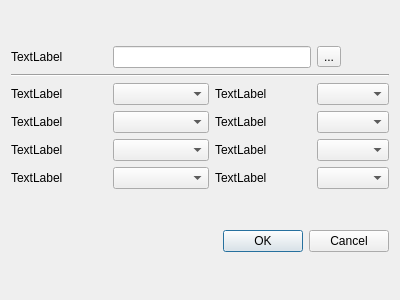
Old version of the form src/forms/addgroupdialog.ui in the repository SunWithIssues/ChessFerret.
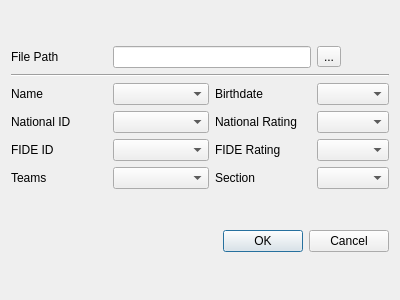
New version of the form.

The edit to the form file:
```diff
--- a/src/forms/addgroupdialog.ui
+++ b/src/forms/addgroupdialog.ui
@@ -35,42 +35,42 @@
      <item row="0" column="0">
       <widget class="QLabel" name="label_9">
        <property name="text">
-        <string>TextLabel</string>
+        <string>File Path</string>
        </property>
       </widget>
      </item>
      <item row="4" column="2">
       <widget class="QLabel" name="label_4">
        <property name="text">
-        <string>TextLabel</string>
+        <string>FIDE Rating</string>
        </property>
       </widget>
      </item>
      <item row="5" column="0">
       <widget class="QLabel" name="label_8">
        <property name="text">
-        <string>TextLabel</string>
+        <string>Teams</string>
        </property>
       </widget>
      </item>
      <item row="4" column="0">
       <widget class="QLabel" name="label_6">
        <property name="text">
-        <string>TextLabel</string>
+        <string>FIDE ID</string>
        </property>
       </widget>
      </item>
      <item row="2" column="0">
       <widget class="QLabel" name="label">
        <property name="text">
-        <string>TextLabel</string>
+        <string>Name</string>
        </property>
       </widget>
      </item>
      <item row="3" column="0">
       <widget class="QLabel" name="label_3">
        <property name="text">
-        <string>TextLabel</string>
+        <string>National ID</string>
        </property>
       </widget>
      </item>
@@ -80,7 +80,7 @@
      <item row="2" column="2">
       <widget class="QLabel" name="label_2">
        <property name="text">
-        <string>TextLabel</string>
+        <string>Birthdate</string>
        </property>
       </widget>
      </item>
@@ -93,7 +93,7 @@
      <item row="3" column="2">
       <widget class="QLabel" name="label_5">
        <property name="text">
-        <string>TextLabel</string>
+        <string>National Rating</string>
        </property>
       </widget>
      </item>
@@ -106,7 +106,7 @@
      <item row="5" column="2">
       <widget class="QLabel" name="label_7">
        <property name="text">
-        <string>TextLabel</string>
+        <string>Section</string>
        </property>
       </widget>
      </item>
```
Left out of the diff: 18 changed lines with no effect on the pictures.
